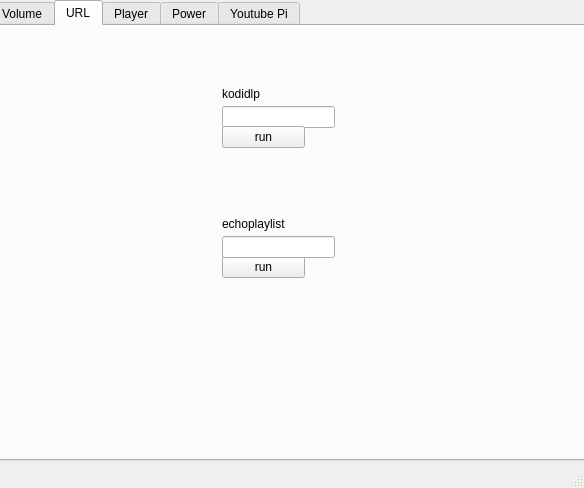
Above: kodigui.ui from definitly486/KodiGui before the change. Below: the same form after it.
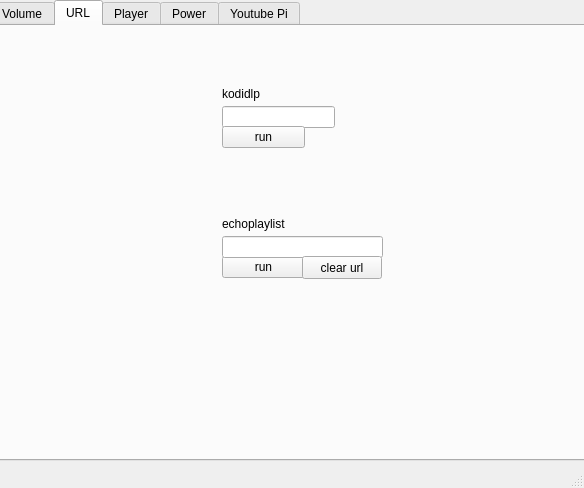
That is the form after the change. The open tabs and pages were chosen to show the change. Icons and pictures are not drawn.

Commit message: изменено:      .gitignore 	изменено:      kodigui.pro.user 	изменено:      kodigui.ui 	изменено:      mainwindow.cpp 	изменено:      mainwindow.h

```diff
--- a/kodigui.ui
+++ b/kodigui.ui
@@ -110,7 +110,7 @@
        <rect>
         <x>230</x>
         <y>210</y>
-        <width>113</width>
+        <width>161</width>
         <height>22</height>
        </rect>
       </property>
@@ -141,6 +141,19 @@
        <string>echoplaylist</string>
       </property>
      </widget>
+     <widget class="QPushButton" name="pushButton_15">
+      <property name="geometry">
+       <rect>
+        <x>310</x>
+        <y>230</y>
+        <width>80</width>
+        <height>23</height>
+       </rect>
+      </property>
+      <property name="text">
+       <string>clear url</string>
+      </property>
+     </widget>
     </widget>
     <widget class="QWidget" name="player">
      <attribute name="title">
```
Left out of the diff: 2 changed lines with no effect on the pictures. The commit also changes 4 other files.
